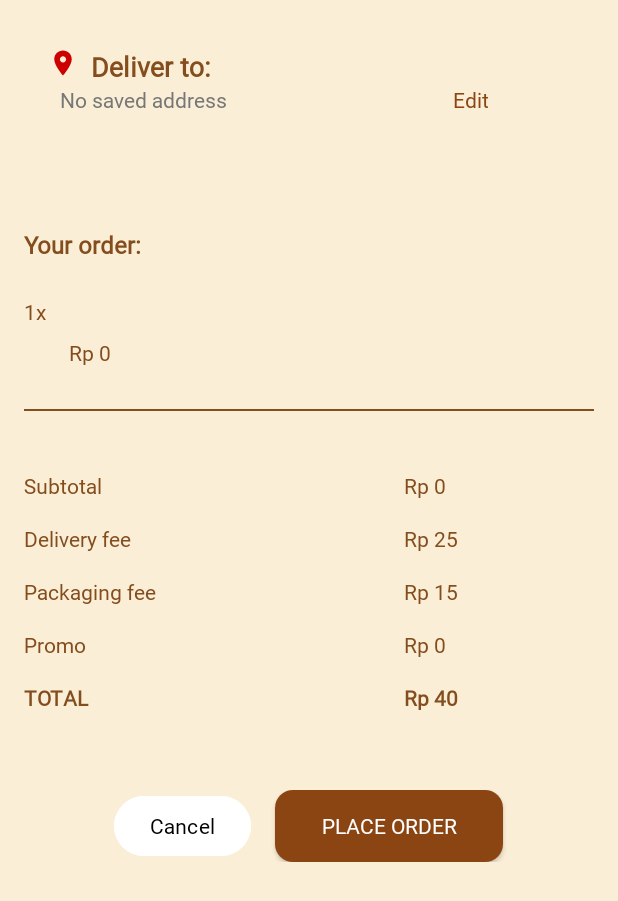
After one commit to AhmedSamy02/BrewBuddy, an Android app: the fragment PaymentFragment placed in its activity, on a phone screen of 412 x 824 dp. The commit adds this screen. Shown: the top 901 px of the screen. Run offline under Robolectric (Android 15) with nearby library versions, the phone set to English and light mode, and no system bars; our stand-ins replace Dagger/Hilt's generated code; network calls fail; pictures from the network do not load; 3 statements that could not run were skipped.

Commit message:
payment and address

```diff
--- /dev/null
+++ b/app/src/main/java/com/example/brewbuddy/data/local/AddressPreferences.kt
@@ -0,0 +1,88 @@
+package com.example.brewbuddy.data.local
+
+import android.content.Context
+import android.content.SharedPreferences
+import dagger.hilt.android.qualifiers.ApplicationContext
+import javax.inject.Inject
+import javax.inject.Singleton
+
+@Singleton
+class AddressPreferences @Inject constructor(
+    @ApplicationContext private val context: Context
+) {
+    private val sharedPreferences: SharedPreferences =
+        context.getSharedPreferences(PREFS_NAME, Context.MODE_PRIVATE)
+
+    companion object {
+        private const val PREFS_NAME = "address_preferences"
+        private const val KEY_STREET_ADDRESS = "street_address"
+        private const val KEY_CITY = "city"
+        private const val KEY_POSTAL_CODE = "postal_code"
+        private const val KEY_NOTES = "notes"
+        private const val KEY_HAS_ADDRESS = "has_address"
+    }
+
+    fun saveAddress(
+        streetAddress: String,
+        city: String,
+        notes: String = ""
+    ) {
+        sharedPreferences.edit().apply {
+            putString(KEY_STREET_ADDRESS, streetAddress)
+            putString(KEY_CITY, city)
+            putString(KEY_NOTES, notes)
+            putBoolean(KEY_HAS_ADDRESS, true)
+            apply()
+        }
+    }
+
+    fun getAddress(): Address? {
+        return if (hasAddress()) {
+            Address(
+                streetAddress = sharedPreferences.getString(KEY_STREET_ADDRESS, "") ?: "",
+                city = sharedPreferences.getString(KEY_CITY, "") ?: "",
+                postalCode = "", // No longer used but keeping for compatibility
+                notes = sharedPreferences.getString(KEY_NOTES, "") ?: ""
+            )
+        } else {
+            null
+        }
+    }
+
+    fun hasAddress(): Boolean {
+        return sharedPreferences.getBoolean(KEY_HAS_ADDRESS, false)
+    }
+
+    fun clearAddress() {
+        sharedPreferences.edit().apply {
+            remove(KEY_STREET_ADDRESS)
+            remove(KEY_CITY)
+            remove(KEY_POSTAL_CODE)
+            remove(KEY_NOTES)
+            putBoolean(KEY_HAS_ADDRESS, false)
+            apply()
+        }
+    }
+
+    fun getFormattedAddress(): String {
+        val address = getAddress()
+        return if (address != null) {
+            buildString {
+                append(address.streetAddress)
+                if (address.city.isNotEmpty()) {
+                    append(", ${address.city}")
+                }
+                // Postal code no longer used
+            }
+        } else {
+            "No saved address"
+        }
+    }
+}
+
+data class Address(
+    val streetAddress: String,
+    val city: String,
+    val postalCode: String,
+    val notes: String
+)
--- /dev/null
+++ b/app/src/main/java/com/example/brewbuddy/presentation/screens/payment/PaymentFragment.kt
@@ -0,0 +1,141 @@
+package com.example.brewbuddy.presentation.screens.payment
+
+import android.app.AlertDialog
+import android.os.Bundle
+import androidx.fragment.app.Fragment
+import android.view.LayoutInflater
+import android.view.View
+import android.view.ViewGroup
+import androidx.fragment.app.viewModels
+import androidx.lifecycle.lifecycleScope
+import androidx.navigation.fragment.findNavController
+import androidx.navigation.fragment.navArgs
+import com.example.brewbuddy.R
+import com.example.brewbuddy.databinding.FragmentPaymentBinding
+import com.example.brewbuddy.presentation.viewmodel.PaymentViewModel
+import com.google.android.material.textfield.TextInputEditText
+import dagger.hilt.android.AndroidEntryPoint
+import kotlinx.coroutines.launch
+
+@AndroidEntryPoint
+class PaymentFragment : Fragment() {
+
+    private lateinit var binding: FragmentPaymentBinding
+    private val viewModel: PaymentViewModel by viewModels()
+    private val args: PaymentFragmentArgs by navArgs()
+
+    override fun onCreateView(
+        inflater: LayoutInflater, container: ViewGroup?,
+        savedInstanceState: Bundle?
+    ): View {
+        binding = FragmentPaymentBinding.inflate(inflater, container, false)
+        return binding.root
+    }
+
+    override fun onViewCreated(view: View, savedInstanceState: Bundle?) {
+        super.onViewCreated(view, savedInstanceState)
+
+        setupUI()
+        observeViewModel()
+
+        val coffeeId = try { args.coffeeId } catch (e: Exception) { arguments?.getInt("coffeeId") ?: 0 }
+        val coffeeName = try { args.coffeeName } catch (e: Exception) { arguments?.getString("coffeeName") ?: "" }
+        val coffeePrice = try { args.coffeePrice } catch (e: Exception) { arguments?.getFloat("coffeePrice") ?: 0f }
+        val quantity = try { args.quantity } catch (e: Exception) { arguments?.getInt("quantity") ?: 1 }
+        val totalAmount = try { args.totalAmount } catch (e: Exception) { arguments?.getFloat("totalAmount") ?: 0f }
+
+        android.util.Log.d("PaymentFragment", "Received data - ID: $coffeeId, Name: $coffeeName, Price: $coffeePrice, Quantity: $quantity, Total: $totalAmount")
+
+        viewModel.setPaymentData(
+            coffeeId = coffeeId,
+            coffeeName = coffeeName,
+            coffeePrice = coffeePrice.toDouble(),
+            quantity = quantity,
+            totalAmount = totalAmount.toDouble()
+        )
+
+        // Load saved address
+        viewModel.loadAddress()
+    }
+
+    private fun setupUI() {
+        binding.btnCancel.setOnClickListener {
+            findNavController().navigateUp()
+        }
+
+        binding.btnPlaceOrder.setOnClickListener {
+            viewModel.placeOrder()
+        }
+
+        binding.btnEdit.setOnClickListener {
+            showAddressDialog()
+        }
+    }
+
+    private fun observeViewModel() {
+        viewLifecycleOwner.lifecycleScope.launch {
+            viewModel.uiState.collect { state ->
+                updateUI(state)
+            }
+        }
+    }
+
+    private fun updateUI(state: com.example.brewbuddy.presentation.viewmodel.PaymentUiState) {
+        binding.orderTitle.text = "${state.quantity}x ${state.coffeeName}"
+        binding.orderPrice.text = "         Rp ${String.format("%.0f", state.coffeePrice * state.quantity)}"
+
+        val subtotal = state.coffeePrice * state.quantity
+        binding.subtotal.text = "Rp ${String.format("%.0f", subtotal)}"
+        binding.deliveryFee.text = "Rp ${String.format("%.0f", state.deliveryFee)}"
+        binding.packagingFee.text = "Rp ${String.format("%.0f", state.packagingFee)}"
+        binding.promoDiscount.text = "Rp ${String.format("%.0f", state.promoDiscount)}"
+        binding.totalPrice.text = "Rp ${String.format("%.0f", state.totalAmount)}"
+
+        binding.tvNoAddress.text = state.deliveryAddress
+
+        if (state.orderPlaced) {
+            findNavController().navigateUp()
+        }
+    }
+
+    private fun showAddressDialog() {
+        val dialogView = LayoutInflater.from(requireContext()).inflate(R.layout.dialog_address, null)
+
+        val etStreetAddress = dialogView.findViewById<TextInputEditText>(R.id.etStreetAddress)
+        val etCity = dialogView.findViewById<TextInputEditText>(R.id.etCity)
+        val etNotes = dialogView.findViewById<TextInputEditText>(R.id.etNotes)
+
+        if (viewModel.hasAddress()) {
+            val savedAddress = viewModel.uiState.value.deliveryAddress
+
+        }
+
+        val dialog = AlertDialog.Builder(requireContext())
+            .setView(dialogView)
+            .create()
+
+        dialogView.findViewById<View>(R.id.btnCancel).setOnClickListener {
+            dialog.dismiss()
+        }
+
+        dialogView.findViewById<View>(R.id.btnSave).setOnClickListener {
+            val streetAddress = etStreetAddress.text?.toString()?.trim() ?: ""
+            val city = etCity.text?.toString()?.trim() ?: ""
+            val notes = etNotes.text?.toString()?.trim() ?: ""
+
+            if (streetAddress.isNotEmpty() && city.isNotEmpty()) {
+                viewModel.saveAddress(streetAddress, city,  notes)
+                dialog.dismiss()
+            } else {
+                if (streetAddress.isEmpty()) {
+                    etStreetAddress.error = "Street address is required"
+                }
+                if (city.isEmpty()) {
+                    etCity.error = "City is required"
+                }
+            }
+        }
+
+        dialog.show()
+    }
+}
--- /dev/null
+++ b/app/src/main/java/com/example/brewbuddy/presentation/viewmodel/PaymentViewModel.kt
@@ -0,0 +1,108 @@
+package com.example.brewbuddy.presentation.viewmodel
+
+import androidx.lifecycle.ViewModel
+import androidx.lifecycle.viewModelScope
+import com.example.brewbuddy.data.local.AddressPreferences
+import dagger.hilt.android.lifecycle.HiltViewModel
+import kotlinx.coroutines.flow.MutableStateFlow
+import kotlinx.coroutines.flow.StateFlow
+import kotlinx.coroutines.flow.asStateFlow
+import kotlinx.coroutines.launch
+import javax.inject.Inject
+
+@HiltViewModel
+class PaymentViewModel @Inject constructor(
+    private val addressPreferences: AddressPreferences
+) : ViewModel() {
+
+    private val _uiState = MutableStateFlow(PaymentUiState())
+    val uiState: StateFlow<PaymentUiState> = _uiState.asStateFlow()
+
+    fun setPaymentData(
+        coffeeId: Int,
+        coffeeName: String,
+        coffeePrice: Double,
+        quantity: Int,
+        totalAmount: Double
+    ) {
+        android.util.Log.d("PaymentViewModel", "Setting payment data - ID: $coffeeId, Name: $coffeeName, Price: $coffeePrice, Quantity: $quantity")
+
+        val deliveryFee = 25.0
+        val packagingFee = 15.0
+        val promoDiscount = 0.0
+
+        val finalTotal = (coffeePrice * quantity) + deliveryFee + packagingFee - promoDiscount
+
+        _uiState.value = _uiState.value.copy(
+            coffeeId = coffeeId,
+            coffeeName = coffeeName,
+            coffeePrice = coffeePrice,
+            quantity = quantity,
+            deliveryFee = deliveryFee,
+            packagingFee = packagingFee,
+            promoDiscount = promoDiscount,
+            totalAmount = finalTotal
+        )
+
+        android.util.Log.d("PaymentViewModel", "Updated UI state - Name: ${_uiState.value.coffeeName}, Price: ${_uiState.value.coffeePrice}, Total: ${_uiState.value.totalAmount}")
+
+        loadAddress()
+    }
+
+    fun placeOrder() {
+        viewModelScope.launch {
+            try {
+
+                _uiState.value = _uiState.value.copy(
+                    isLoading = true
+                )
+                kotlinx.coroutines.delay(1000)
+
+                _uiState.value = _uiState.value.copy(
+                    isLoading = false,
+                    orderPlaced = true
+                )
+            } catch (e: Exception) {
+                _uiState.value = _uiState.value.copy(
+                    isLoading = false,
+                    error = e.message
+                )
+            }
+        }
+    }
+
+    fun clearError() {
+        _uiState.value = _uiState.value.copy(error = null)
+    }
+
+    fun loadAddress() {
+        val savedAddress = addressPreferences.getFormattedAddress()
+        _uiState.value = _uiState.value.copy(
+            deliveryAddress = savedAddress
+        )
+    }
+
+    fun saveAddress(streetAddress: String, city: String,  notes: String) {
+        addressPreferences.saveAddress(streetAddress, city, notes)
+        loadAddress()
+    }
+
+    fun hasAddress(): Boolean {
+        return addressPreferences.hasAddress()
+    }
+}
+
+data class PaymentUiState(
+    val coffeeId: Int = 0,
+    val coffeeName: String = "",
+    val coffeePrice: Double = 0.0,
+    val quantity: Int = 1,
+    val deliveryFee: Double = 25.0,
+    val packagingFee: Double = 10.0,
+    val promoDiscount: Double = 0.0,
+    val totalAmount: Double = 0.0,
+    val deliveryAddress: String = "No saved address",
+    val isLoading: Boolean = false,
+    val orderPlaced: Boolean = false,
+    val error: String? = null
+)
--- /dev/null
+++ b/app/src/main/res/drawable/baseline_location_on_24.xml
@@ -0,0 +1,5 @@
+<vector xmlns:android="http://schemas.android.com/apk/res/android" android:height="24dp" android:tint="#FF0000" android:viewportHeight="24" android:viewportWidth="24" android:width="24dp">
+
+    <path android:fillColor="@android:color/white" android:pathData="M12,2C8.13,2 5,5.13 5,9c0,5.25 7,13 7,13s7,-7.75 7,-13c0,-3.87 -3.13,-7 -7,-7zM12,11.5c-1.38,0 -2.5,-1.12 -2.5,-2.5s1.12,-2.5 2.5,-2.5 2.5,1.12 2.5,2.5 -1.12,2.5 -2.5,2.5z"/>
+
+</vector>
--- a/app/src/main/res/layout/fragment_details.xml
+++ b/app/src/main/res/layout/fragment_details.xml
@@ -15,7 +15,7 @@
             android:layout_width="match_parent"
             android:layout_height="match_parent"
             android:contentDescription=""
-            android:scaleType="centerCrop"
+            android:scaleType="fitXY"
             android:src="@drawable/sample"
             app:layout_constraintBottom_toBottomOf="parent"
             app:layout_constraintEnd_toEndOf="parent"
--- /dev/null
+++ b/app/src/main/res/layout/fragment_payment.xml
@@ -0,0 +1,250 @@
+<?xml version="1.0" encoding="utf-8"?>
+<RelativeLayout xmlns:android="http://schemas.android.com/apk/res/android"
+    android:layout_width="match_parent"
+    android:layout_height="match_parent"
+    xmlns:app="http://schemas.android.com/apk/res-auto"
+    android:background="#FBEED6"
+    android:padding="16dp"
+    android:id="@+id/payment_fragment"
+    >
+
+    <!-- Deliver To Section -->
+    <LinearLayout
+        android:id="@+id/delivery_section"
+        android:layout_width="match_parent"
+        android:layout_height="wrap_content"
+        android:orientation="vertical"
+        android:layout_margin="16dp"
+        android:gravity="center_vertical">
+         <LinearLayout
+             android:layout_width="wrap_content"
+             android:layout_height="wrap_content"
+             android:orientation="horizontal">
+             <ImageView
+                 android:layout_width="20dp"
+                 android:layout_height="20dp"
+                 android:src="@drawable/baseline_location_on_24"
+                 app:tint="@android:color/holo_red_dark" />
+
+             <TextView
+                 android:id="@+id/tvDeliverTo"
+                 android:layout_width="wrap_content"
+                 android:layout_height="wrap_content"
+                 android:text=" Deliver to:"
+                 android:textStyle="bold"
+                 android:paddingStart="4dp"
+                 android:textSize="18sp"
+                 android:textColor="#834D1E" />
+         </LinearLayout>
+
+        <LinearLayout
+            android:layout_width="wrap_content"
+            android:layout_height="wrap_content"
+            android:orientation="horizontal">
+            <TextView
+                android:id="@+id/tvNoAddress"
+                android:layout_width="wrap_content"
+                android:layout_height="wrap_content"
+                android:text="No saved address"
+                android:layout_marginStart="8dp"
+                android:textColor="#777" />
+
+            <TextView
+                android:id="@+id/btnEdit"
+                android:layout_width="wrap_content"
+                android:layout_height="wrap_content"
+                android:text="Edit"
+                android:textColor="#8B4513"
+                android:layout_alignParentEnd="true"
+                android:layout_weight="1"
+                android:layout_marginStart="150dp"
+                android:gravity="end"/>
+        </LinearLayout>
+
+    </LinearLayout>
+
+    <!-- Order Section -->
+    <LinearLayout
+        android:id="@+id/order_section"
+        android:layout_below="@id/delivery_section"
+        android:layout_width="match_parent"
+        android:layout_height="wrap_content"
+        android:orientation="vertical"
+        android:layout_marginBottom="16dp"
+        android:layout_marginTop="60dp">
+
+        <TextView
+            android:text="Your order:"
+            android:textStyle="bold"
+            android:textSize="16sp"
+            android:textColor="#834D1E"
+            android:layout_marginBottom="8dp" android:layout_height="wrap_content" android:layout_width="wrap_content"/>
+
+        <TextView
+            android:id="@+id/orderTitle"
+            android:text="1x Iced Coffee Sweet Heaven"
+            android:textColor="#834D1E"
+            android:layout_marginTop="16dp"
+            android:layout_height="wrap_content" android:layout_width="wrap_content"/>
+
+        <TextView
+            android:id="@+id/orderPrice"
+            android:text="         Rp 24.000"
+            android:textColor="#834D1E"
+            android:layout_marginTop="8dp"
+            android:layout_marginBottom="12dp" android:layout_height="wrap_content" android:layout_width="wrap_content"/>
+        <com.google.android.material.divider.MaterialDivider
+            android:layout_width="wrap_content"
+            android:layout_height="wrap_content"
+            app:dividerColor="#834D1E"
+            android:layout_marginBottom="24dp"
+            android:layout_marginTop="16dp"
+            />
+    </LinearLayout>
+
+    <!-- Price Details -->
+    <LinearLayout
+        android:id="@+id/price_section"
+        android:layout_below="@id/order_section"
+        android:layout_width="match_parent"
+        android:layout_height="wrap_content"
+        android:orientation="vertical"
+        android:layout_marginBottom="16dp"
+        >
+        <LinearLayout
+            android:layout_width="match_parent"
+            android:layout_height="wrap_content"
+            android:layout_marginBottom="16dp"
+            >
+            <TextView
+                android:text="Subtotal     "
+                android:textColor="#834D1E"
+                android:layout_height="wrap_content"
+                android:layout_weight="2"
+                android:layout_width="0dp"/>
+
+            <TextView
+                android:id="@+id/subtotal"
+                android:layout_width="0dp"
+                android:layout_height="wrap_content"
+                android:text="Rp 24.000"
+                android:layout_weight="1"
+                android:textColor="#834D1E" />
+        </LinearLayout>
+       <LinearLayout
+           android:layout_width="match_parent"
+           android:layout_height="wrap_content"
+           android:layout_marginBottom="16dp"
+           >
+           <TextView
+               android:text="Delivery fee  "
+               android:textColor="#834D1E"
+               android:layout_height="wrap_content"
+               android:layout_width="0dp"
+               android:layout_weight="2"
+               />
+
+           <TextView
+               android:id="@+id/deliveryFee"
+               android:text="Rp 3.000"
+               android:textColor="#834D1E"
+               android:layout_height="wrap_content"
+               android:layout_weight="1"
+               android:layout_width="0dp"/>
+       </LinearLayout>
+        <LinearLayout
+            android:layout_width="match_parent"
+            android:layout_height="wrap_content"
+            android:layout_marginBottom="16dp"
+            >
+            <TextView
+                android:text="Packaging fee  "
+                android:textColor="#834D1E"
+                android:layout_height="wrap_content"
+                android:layout_weight="2"
+                android:layout_width="0dp"/>
+            <TextView
+                android:id="@+id/packagingFee"
+                android:text=" Rp 5.000"
+                android:textColor="#834D1E"
+                android:layout_height="wrap_content"
+                android:layout_weight="1"
+                android:layout_width="0dp"/>
+        </LinearLayout>
+        <LinearLayout
+            android:layout_width="match_parent"
+            android:layout_height="wrap_content"
+            android:layout_marginBottom="16dp"
+            >
+            <TextView
+                android:text="Promo"
+                android:textColor="#834D1E"
+                android:layout_height="wrap_content"
+                android:layout_width="0dp"
+                android:layout_weight="2"
+                />
+            <TextView
+                android:id="@+id/promoDiscount"
+                android:text="Rp 0"
+                android:textColor="#834D1E"
+                android:layout_height="wrap_content"
+                android:layout_width="0dp"
+                android:layout_weight="1"
+                />
+        </LinearLayout>
+        <LinearLayout
+            android:layout_width="match_parent"
+            android:layout_height="wrap_content"
+            android:layout_marginBottom="16dp"
+            >
+            <TextView
+                android:text="TOTAL"
+                android:textStyle="bold"
+                android:textColor="#834D1E"
+                android:layout_weight="2"
+                android:layout_height="wrap_content"
+                android:layout_width="0dp"/>
+            <TextView
+                android:id="@+id/totalPrice"
+                android:text="Rp 32.000"
+                android:textStyle="bold"
+                android:textColor="#834D1E"
+                android:layout_height="wrap_content"
+                android:layout_weight="1"
+                android:layout_width="0dp"/>
+        </LinearLayout>
+
+
+    </LinearLayout>
+
+    <!-- Buttons -->
+    <LinearLayout
+        android:id="@+id/button_section"
+        android:layout_below="@id/price_section"
+        android:layout_width="match_parent"
+        android:layout_height="wrap_content"
+        android:orientation="horizontal"
+        android:gravity="center"
+        android:layout_marginTop="20dp">
+
+        <Button
+            android:id="@+id/btnCancel"
+            android:layout_width="wrap_content"
+            android:layout_height="wrap_content"
+            android:text="Cancel"
+            android:backgroundTint="#FFF"
+            android:textColor="#000"/>
+
+        <androidx.appcompat.widget.AppCompatButton
+            android:id="@+id/btnPlaceOrder"
+            android:layout_width="152dp"
+            android:layout_height="wrap_content"
+            android:text="Place Order"
+            android:layout_marginStart="16dp"
+            android:textSize="14sp"
+            android:backgroundTint="#8B4513"
+            android:background="@drawable/btn_buy_now_bg"
+            android:textColor="#FFF"/>
+    </LinearLayout>
+
+</RelativeLayout>
--- a/app/src/main/res/navigation/nav_graph.xml
+++ b/app/src/main/res/navigation/nav_graph.xml
@@ -13,6 +13,10 @@
         <argument
             android:name="coffee"
             app:argType="com.example.brewbuddy.domain.model.Coffee"/>
+
+        <action
+            android:id="@+id/action_detailsFragment_to_paymentFragment"
+            app:destination="@id/paymentFragment" />
     </fragment>
     <fragment
         android:id="@+id/mainFragment"
@@ -23,4 +27,27 @@
             android:id="@+id/action_mainFragment_to_detailsFragment"
             app:destination="@id/detailsFragment" />
     </fragment>
+
+
+    <fragment
+        android:id="@+id/paymentFragment"
+        android:name="com.example.brewbuddy.presentation.screens.payment.PaymentFragment"
+        android:label="fragment_payment"
+        tools:layout="@layout/fragment_payment" >
+        <argument
+            android:name="coffeeId"
+            app:argType="integer" />
+        <argument
+            android:name="coffeeName"
+            app:argType="string" />
+        <argument
+            android:name="coffeePrice"
+            app:argType="float" />
+        <argument
+            android:name="quantity"
+            app:argType="integer" />
+        <argument
+            android:name="totalAmount"
+            app:argType="float" />
+    </fragment>
 </navigation>
```
Also changed, not shown: app/src/main/java/com/example/brewbuddy/presentation/screens/details_screen/DetailsFragment.kt (+21 -16 lines), app/src/main/res/layout/dialog_address.xml (added, +84 -0 lines).
